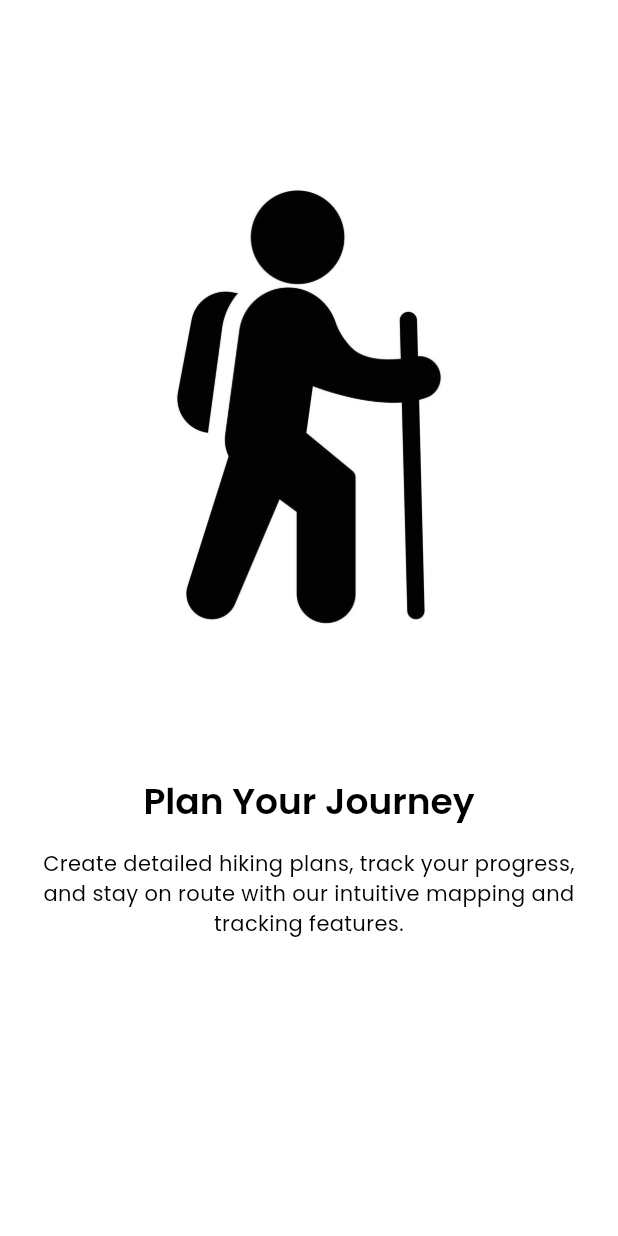
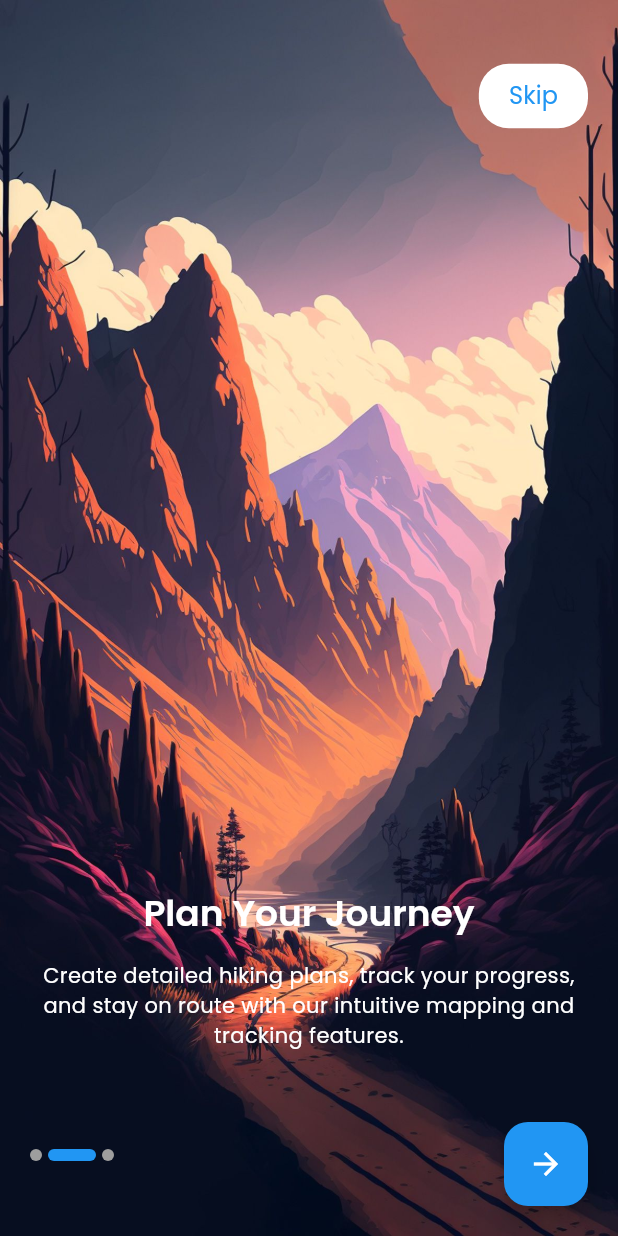
Before and after one commit to layanyashoda/TrailBuddy, a Flutter app: the screen it shows after launch, swiped to page 2, on a phone screen of 412 x 824 dp. Run offline on Flutter 3.47's test engine with Material 3 defaults, Android fonts, the phone set to English and light mode, and no system bars; drawn by our look-alikes of smooth_page_indicator; our stand-ins replace get, get_storage, logger.

Commit message:
Next Button

```diff
--- a/lib/features/authentication/screens/onboarding.dart
+++ b/lib/features/authentication/screens/onboarding.dart
@@ -1,11 +1,52 @@
 import 'package:flutter/material.dart';
+import 'package:smooth_page_indicator/smooth_page_indicator.dart';
 import 'package:trailbuddy/utils/constants/image_strings.dart';
 import 'package:trailbuddy/utils/constants/text_strings.dart';
 import 'package:trailbuddy/utils/constants/sizes.dart';
 import 'package:trailbuddy/utils/helpers/helper_functions.dart';
 
-class OnboardingScreen extends StatelessWidget {
+class OnboardingScreen extends StatefulWidget {
   const OnboardingScreen({super.key});
+
+  @override
+  _OnboardingScreenState createState() => _OnboardingScreenState();
+}
+
+class _OnboardingScreenState extends State<OnboardingScreen> {
+  final PageController _pageController = PageController();
+  bool _showSkipButton = true;
+
+  void _skipToLastPage() {
+    _pageController.jumpToPage(2); // Index of the last onboarding page
+  }
+
+  void _nextPage() {
+    if (_pageController.page != null && _pageController.page!.round() < 2) {
+      _pageController.nextPage(
+        duration: const Duration(milliseconds: 300),
+        curve: Curves.easeInOut,
+      );
+    } else {
+      // Navigate to the next screen after onboarding
+      // Navigator.pushReplacement(context, MaterialPageRoute(builder: (_) => NextScreen()));
+    }
+  }
+
+  @override
+  void initState() {
+    super.initState();
+    _pageController.addListener(() {
+      setState(() {
+        _showSkipButton = _pageController.page?.round() == 0 || _pageController.page?.round() == 1;
+      });
+    });
+  }
+
+  @override
+  void dispose() {
+    _pageController.dispose();
+    super.dispose();
+  }
 
   @override
   Widget build(BuildContext context) {
@@ -14,6 +55,8 @@ class OnboardingScreen extends StatelessWidget {
         children: [
           /// Horizontal Scrollable Page
           PageView(
+            controller: _pageController,
+            physics: const BouncingScrollPhysics(),
             children: const [
               OnBoardingPage(
                 image: TrailImages.onBoardingImage1,
@@ -32,13 +75,60 @@ class OnboardingScreen extends StatelessWidget {
               ),
             ],
           ),
-
-
-
-
-
-
-
+          // Skip button
+          Positioned(
+            top: 40.0,
+            right: 20.0,
+            child: _showSkipButton
+                ? TextButton(
+              onPressed: _skipToLastPage,
+              style: TextButton.styleFrom(
+                backgroundColor: Colors.white,
+                shape: RoundedRectangleBorder(
+                  borderRadius: BorderRadius.circular(20.0),
+                ),
+                padding: const EdgeInsets.symmetric(horizontal: 20.0, vertical: 10.0),
+              ),
+              child: const Text(
+                'Skip',
+                style: TextStyle(
+                  fontSize: 16.0,
+                  color: Colors.blue,
+                ),
+              ),
+            )
+                : Container(),
+          ),
+          // Smooth page indicator
+          Positioned(
+            bottom: 50.0,
+            left: 20.0,
+            child: SmoothPageIndicator(
+              controller: _pageController,  // PageController
+              count: 3,
+              effect: const ExpandingDotsEffect(
+                activeDotColor: Colors.blue,
+                dotHeight: 8.0,
+                dotWidth: 8.0,
+                expansionFactor: 4.0,
+                spacing: 4.0,
+                dotColor: Colors.grey,
+              ),
+            ),
+          ),
+          // Next button
+          Positioned(
+            bottom: 20.0,
+            right: 20.0,
+            child: FloatingActionButton(
+              onPressed: _nextPage,
+              backgroundColor: Colors.blue,
+              child: const Icon(
+                Icons.arrow_forward,
+                color: Colors.white,
+              ),
+            ),
+          ),
         ],
       ),
     );
@@ -54,20 +144,40 @@ class OnBoardingPage extends StatelessWidget {
 
   @override
   Widget build(BuildContext context) {
-    return Padding(
+    return Stack(
+      children: [
+        // Background Image
+        Positioned.fill(
+          child: Image.asset(
+            image,
+            fit: BoxFit.cover,
+          ),
+        ),
+        // Title and Subtitle
+        Positioned(
+          bottom: 100.0,
+          left: 0.0,
+          right: 0.0,
+          child: Padding(
             padding: const EdgeInsets.all(TrailSizes.defaultSpace),
             child: Column(
               children: [
-          Image(
-            width: TrailHelperFunctions.screenWidth() * 0.8,
-            height: TrailHelperFunctions.screenHeight() * 0.6,
-            image: AssetImage(image),
+                Text(
+                  title,
+                  style: Theme.of(context).textTheme.headlineMedium?.copyWith(color: Colors.white),
+                  textAlign: TextAlign.center,
                 ),
-          Text(title, style: Theme.of(context).textTheme.headlineMedium, textAlign: TextAlign.center),
                 const SizedBox(height: TrailSizes.spaceBtwItems),
-          Text(subTitle, style: Theme.of(context).textTheme.bodyMedium, textAlign: TextAlign.center),
+                Text(
+                  subTitle,
+                  style: Theme.of(context).textTheme.bodyMedium?.copyWith(color: Colors.white),
+                  textAlign: TextAlign.center,
+                ),
               ],
             ),
+          ),
+        ),
+      ],
     );
   }
 }
```
Also changed, not shown: assets/images/on_boarding_images/hiking2.jpg, assets/images/on_boarding_images/hiking3.jpg, assets/logos/trailbuddy-black.png, assets/logos/trailbuddy-white.png, 27 other files. Lines whose indentation alone changed are shown as unchanged.
